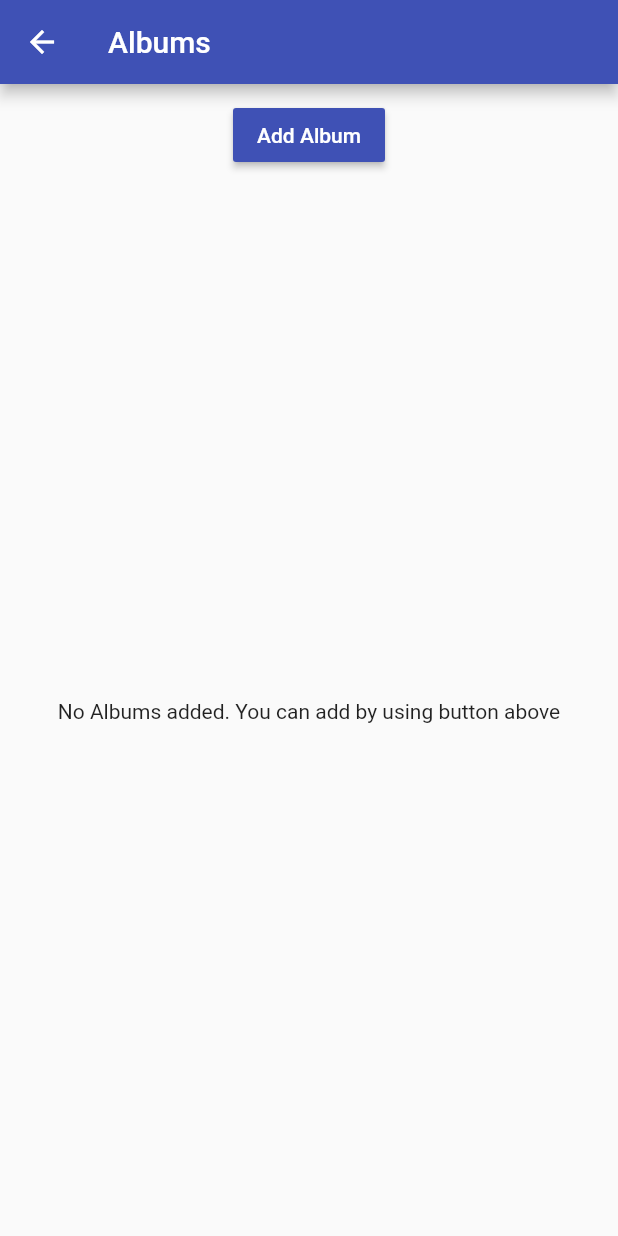
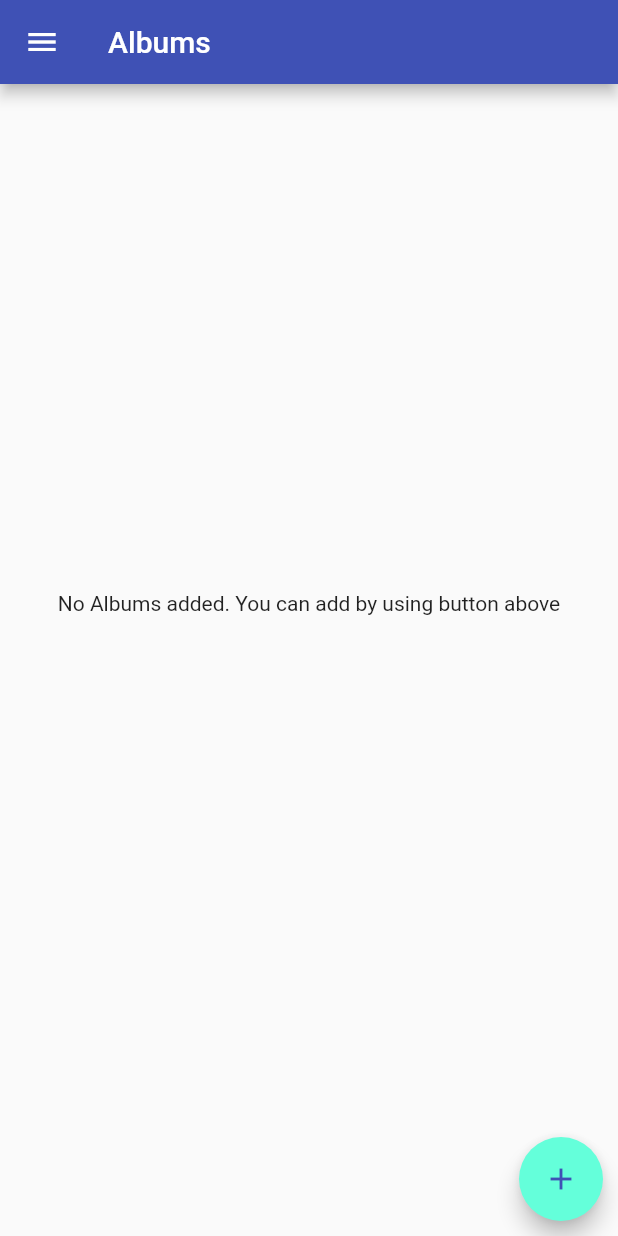
Before and after one commit to kumaruday691/flutter_course, a Flutter app: the AuthPage screen opened directly, after a tap on "Login", on a phone screen of 412 x 824 dp. Run offline on Flutter 3.47's test engine with Material 2 defaults, Android fonts, the phone set to English and light mode, and no system bars.

```diff
--- a/lib/album_control.dart
+++ b/lib/album_control.dart
@@ -12,12 +12,11 @@ class AlbumControl extends StatelessWidget{
 
   @override
     Widget build(BuildContext context) {
-      return RaisedButton(textColor: Colors.white,
-            color: Theme.of(context).primaryColor,
+      return FloatingActionButton(
             onPressed: () {
               onPressFunc(Album(title: 'Reputation', description: 'Doesnt need one', imageUrl: 'assets/744857.jpg'));
             },
-            child: Text('Add Album'),
+            child: new Icon(Icons.add, color: Theme.of(context).primaryColor,),
           );
     }
 }
--- a/lib/albums_manager.dart
+++ b/lib/albums_manager.dart
@@ -4,54 +4,25 @@ import './albums.dart';
 import './album_control.dart';
 import './domain/album.dart';
 
-class AlbumsManager extends StatefulWidget {
-  // Constructor
-  AlbumsManager({this.initialAlbum});
+class AlbumsManager extends StatelessWidget {
 
-  //Properties
-  final Album initialAlbum;
+  final List<Album> albums;
+  final Function addAlbum;
+  final Function deleteAlbum;
 
-  @override
-  State<StatefulWidget> createState() {
-    return _AlbumsManagerState();
-  }
-}
-
-class _AlbumsManagerState extends State<AlbumsManager> {
-  List<Album> _albums = [];
-
-  // parent State methods
-  @override
-  void initState() {
-    // guard clause
-    if (widget.initialAlbum != null) {
-      _albums.add(widget.initialAlbum);
-    }
-
-    super.initState();
-  }
-
-  void _addAlbum(Album album) {
-    setState(() {
-      _albums.add(album);
-    });
-  }
-
-  void _deleteAlbum(int index) {
-    setState(() {
-      _albums.removeAt(index);
-    });
-  }
+  AlbumsManager(this.albums, this.addAlbum, this.deleteAlbum);
 
   @override
   Widget build(BuildContext context) {
     return Column(
       children: [
+        Expanded(child: Albums(albums, onDeleteFunc: this.deleteAlbum)),
         Container(
+          alignment: Alignment.bottomRight,
+
           margin: EdgeInsets.all(10.0),
-          child: AlbumControl(onPressFunc: _addAlbum),
+          child: AlbumControl(onPressFunc: addAlbum),
         ),
-        Expanded(child: Albums(_albums, onDeleteFunc: this._deleteAlbum)),
       ],
     );
   }
--- a/lib/pages/auth.dart
+++ b/lib/pages/auth.dart
@@ -11,11 +11,7 @@ class AuthPage extends StatelessWidget {
         child: RaisedButton(
           child: Text('Login'),
           onPressed: () {
-            Navigator.pushReplacement(
-              context,
-              MaterialPageRoute(
-                  builder: (BuildContext context) => ShowAlbumsPage()),
-            );
+            Navigator.pushReplacementNamed(context, '/');
           },
         ),
       ),
--- a/lib/pages/showAlbums.dart
+++ b/lib/pages/showAlbums.dart
@@ -1,16 +1,40 @@
 import 'package:flutter/material.dart';
 
+import '../domain/album.dart';
 import '../albums_manager.dart';
+import './manageAlbums.dart';
 
 class ShowAlbumsPage extends StatelessWidget {
+
+  final List<Album> albums;
+  final Function addAlbum;
+  final Function delteAlbum;
+
+  ShowAlbumsPage(this.albums, this.addAlbum, this.delteAlbum);
+
   @override
   Widget build(BuildContext context) {
     // TODO: implement build
     return Scaffold(
+      drawer: Drawer(
+          child: Column(
+        children: <Widget>[
+          AppBar(
+            automaticallyImplyLeading: false,
+            title: Text('Navigate'),
+          ),
+          ListTile(
+            title: Text('Manage Albums'),
+            onTap: () {
+              Navigator.pushReplacementNamed(context, '/admin');
+            },
+          )
+        ],
+      )),
       appBar: AppBar(
         title: Text('Albums'),
       ),
-        body: AlbumsManager(),
+      body: AlbumsManager(albums, addAlbum, delteAlbum),
     );
   }
 }
```
Also changed, not shown: lib/albums.dart (+2 -6 lines), lib/main.dart (+50 -2 lines), lib/pages/albumDetail.dart (+27 -1 lines), lib/pages/createAlbum.dart (added, +10 -0 lines), lib/pages/listAlbums.dart (added, +10 -0 lines), lib/pages/manageAlbums.dart (added, +52 -0 lines). Lines whose indentation alone changed are shown as unchanged.
